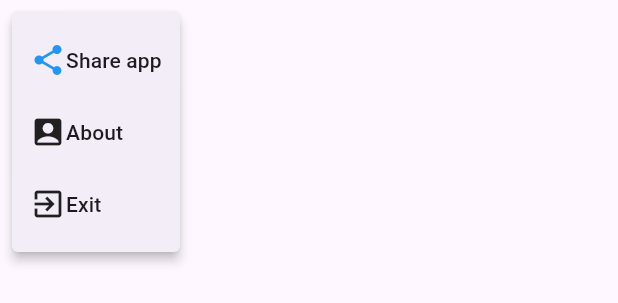
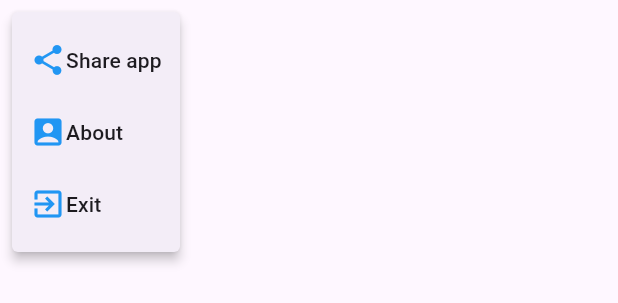
Before and after one commit to Qais2024/assignment11, a Flutter app: what popbutton() shows on an empty page, opened directly, after a tap on the "more vert" icon, on a phone screen of 412 x 824 dp. Shown: the top 303 px of the screen. Run offline on Flutter 3.47's test engine with Material 3 defaults, Android fonts, the phone set to English and light mode, and no system bars; our stand-ins replace share_plus.

Commit message:
11 commit

```diff
--- a/lib/popbutton.dart
+++ b/lib/popbutton.dart
@@ -40,11 +40,12 @@ class _popbuttonState extends State<popbutton> {
               ],
             ),
           ),
+
           PopupMenuItem(
             value: 2,
             child: Row(
               children: [
-                Icon(Icons.account_box),
+                Icon(Icons.account_box,color:Colors.blue),
                 GestureDetector(onTap:(){    Navigator.push(context, MaterialPageRoute(builder: (context) => about1(),));},child:  Text("About")),
                 SizedBox(height: 10,),
               ],
@@ -54,7 +55,7 @@ class _popbuttonState extends State<popbutton> {
             value: 3,
             child: Row(
               children: [
-                Icon(Icons.exit_to_app),
+                Icon(Icons.exit_to_app,color:Colors.blue),
                 GestureDetector(onTap:(){SystemNavigator.pop();},child:  Text("Exit")),
                 SizedBox(height: 10,),
               ],
```
